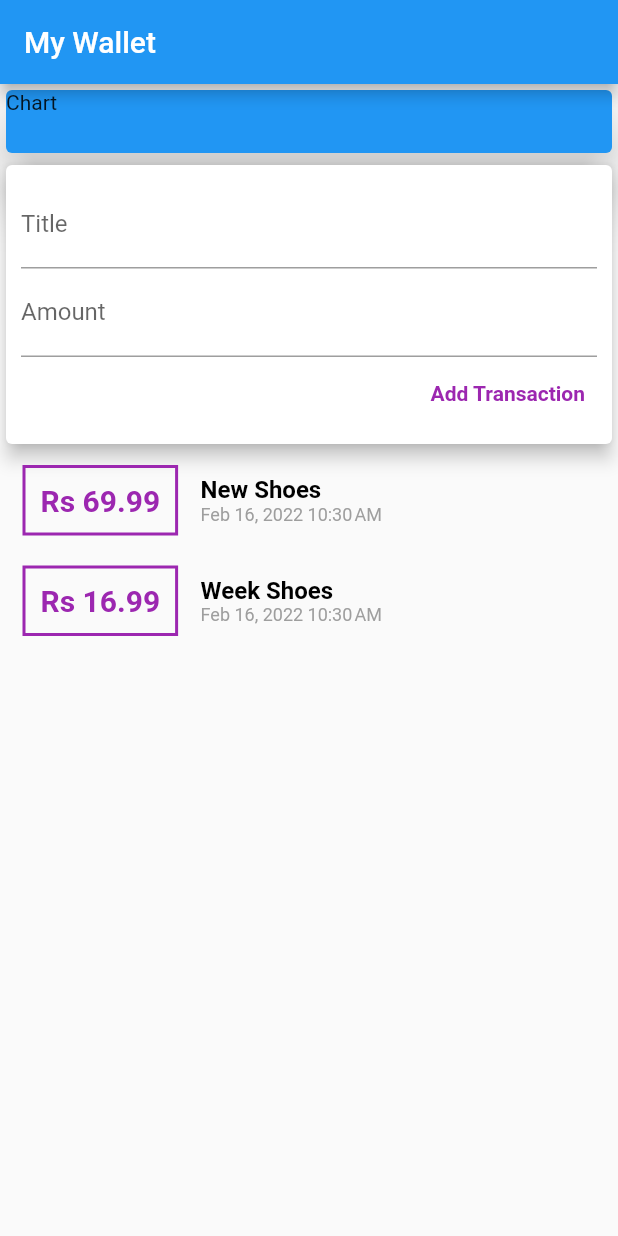
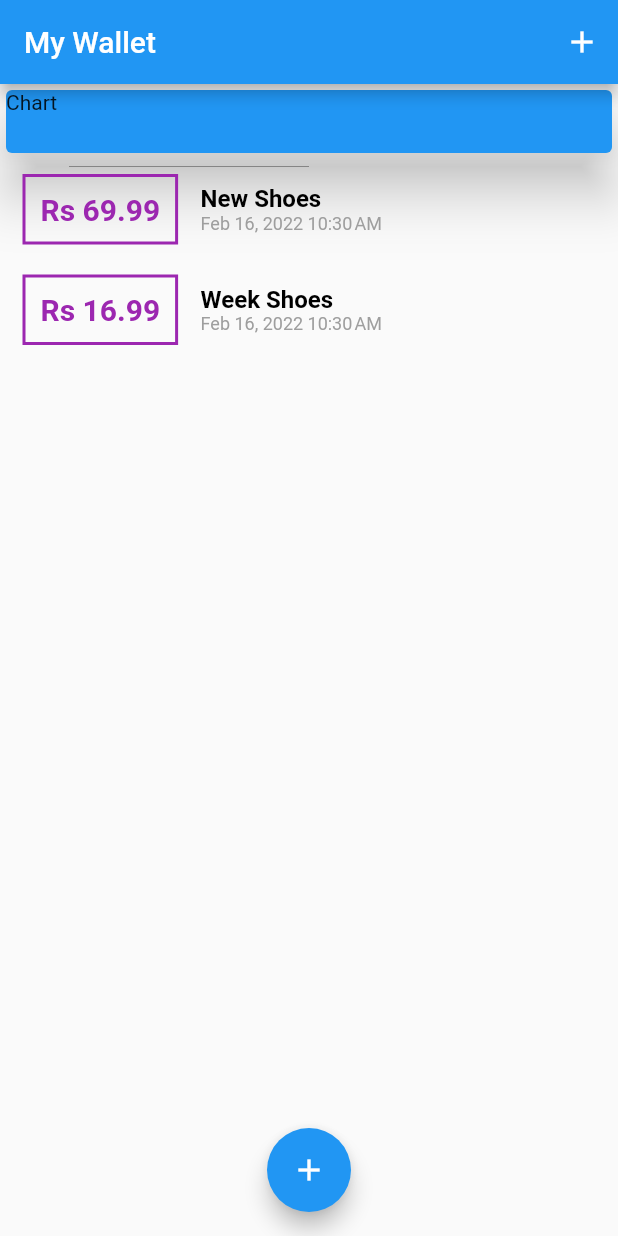
Before and after one commit to iamartyaa/MyWallet-App, a Flutter app: the screen it shows after launch, on a phone screen of 412 x 824 dp. Run offline on Flutter 3.47's test engine with Material 2 defaults, Android fonts, the light colour scheme and no system bars; missing offline and left inert: dart:ffi.

Commit message:
Major Updates

```diff
--- a/lib/main.dart
+++ b/lib/main.dart
@@ -1,7 +1,11 @@
 // ignore_for_file: prefer_const_constructors, sized_box_for_whitespace, use_key_in_widget_constructors
 
+import 'dart:ffi';
+
 import 'package:flutter/material.dart';
-import 'package:mywallet/widgets/user_transactions.dart';
+import 'package:mywallet/widgets/new_transaction.dart';
+import 'package:mywallet/widgets/transaction_list.dart';
+import 'package:mywallet/models/transaction.dart';
 
 void main() {
   runApp(const MyApp());
@@ -19,15 +23,65 @@ class MyApp extends StatelessWidget {
   }
 }
 
-class MyHomePage extends StatelessWidget {
+class MyHomePage extends StatefulWidget {
+  @override
+  State<MyHomePage> createState() => _MyHomePageState();
+}
+
+class _MyHomePageState extends State<MyHomePage> {
   //late String titleInput;
-  //late String amountInput;
+  final List<Transaction> _userTransactions = [
+    Transaction(
+      id: 't1',
+      title: 'New Shoes',
+      amount: 69.99,
+      date: DateTime.now(),
+    ),
+    Transaction(
+      id: 't2',
+      title: 'Week Shoes',
+      amount: 16.99,
+      date: DateTime.now(),
+    ),
+  ];
+
+  void _addNewTransaction(String txtitle, double txamount) {
+    final tx = Transaction(
+      title: txtitle,
+      amount: txamount,
+      date: DateTime.now(),
+      id: DateTime.now().toString(),
+    );
+
+    setState(() {
+      _userTransactions.add(tx);
+    });
+  }
+
+  void _startAddNewTransaction(BuildContext ctx) {
+    showModalBottomSheet(
+      context: ctx,
+      builder: (bCtx) {
+        return GestureDetector(
+          child: NewTransaction(_addNewTransaction),
+          onTap: () {},
+          behavior: HitTestBehavior.opaque,
+        );
+      },
+    );
+  }
 
   @override
   Widget build(BuildContext context) {
     return Scaffold(
       appBar: AppBar(
         title: Text('My Wallet'),
+        actions: [
+          IconButton(
+            onPressed: () => _startAddNewTransaction(context),
+            icon: Icon(Icons.add),
+          ),
+        ],
       ),
       body: SingleChildScrollView(
         child: Column(
@@ -43,9 +97,14 @@ class MyHomePage extends StatelessWidget {
                 color: Colors.blue,
               ),
             ),
-            UserTransactions(),
+            TransactionList(_userTransactions),
           ],
         ),
+      ),
+      floatingActionButtonLocation: FloatingActionButtonLocation.centerFloat,
+      floatingActionButton: FloatingActionButton(
+        child: Icon(Icons.add),
+        onPressed: () => _startAddNewTransaction(context),
       ),
     );
   }
--- a/lib/widgets/transaction_list.dart
+++ b/lib/widgets/transaction_list.dart
@@ -14,14 +14,14 @@ class TransactionList extends StatelessWidget {
   Widget build(BuildContext context) {
     return Container(
       height: 300,
-      child: Column(
-              children: _userTransactions.map((tx) {
+      child: ListView.builder(
+        itemBuilder: (ctx, index) {
           return Row(
             children: [
               Container(
                 padding: EdgeInsets.all(10),
-                      margin: const EdgeInsets.symmetric(
-                          vertical: 10, horizontal: 15),
+                margin:
+                    const EdgeInsets.symmetric(vertical: 10, horizontal: 15),
                 decoration: BoxDecoration(
                     border: Border.all(
                   color: Colors.purple,
@@ -29,7 +29,7 @@ class TransactionList extends StatelessWidget {
                 )),
                 child: Text(
                   //+ tx.amount.toString()
-                        'Rs ${tx.amount}',
+                  'Rs ${_userTransactions[index].amount.toStringAsFixed(2)}',
                   style: TextStyle(
                     fontWeight: FontWeight.bold,
                     fontSize: 20,
@@ -41,7 +41,7 @@ class TransactionList extends StatelessWidget {
                 crossAxisAlignment: CrossAxisAlignment.start,
                 children: [
                   Text(
-                          tx.title,
+                    _userTransactions[index].title,
                     style: TextStyle(
                       fontWeight: FontWeight.bold,
                       fontSize: 16,
@@ -50,7 +50,7 @@ class TransactionList extends StatelessWidget {
                   ),
                   Text(
                     // DateFormat('dd-MM-yyyy EEEE').format(tx.date)
-                          DateFormat.yMMMd().add_jm().format(tx.date),
+                    DateFormat.yMMMd().add_jm().format(_userTransactions[index].date),
                     style: TextStyle(
                       fontSize: 12,
                       color: Colors.grey,
@@ -60,7 +60,8 @@ class TransactionList extends StatelessWidget {
               ),
             ],
           );
-              }).toList(),
+        },
+        itemCount: _userTransactions.length,
       ),
     );
   }
--- a/lib/widgets/user_transactions.dart
+++ /dev/null
@@ -1,57 +0,0 @@
-// ignore_for_file: prefer_const_constructors
-
-import 'package:flutter/material.dart';
-//
-
-import 'package:mywallet/widgets/new_transaction.dart';
-import 'package:mywallet/widgets/transaction_list.dart';
-import '../models/transaction.dart';
-
-class UserTransactions extends StatefulWidget {
-  const UserTransactions({Key? key}) : super(key: key);
-
-  @override
-  _UserTransactionsState createState() => _UserTransactionsState();
-}
-
-class _UserTransactionsState extends State<UserTransactions> {
-  final List<Transaction> _userTransactions = [
-    Transaction(
-      id: 't1',
-      title: 'New Shoes',
-      amount: 69.99,
-      date: DateTime.now(),
-    ),
-    Transaction(
-      id: 't2',
-      title: 'Week Shoes',
-      amount: 16.99,
-      date: DateTime.now(),
-    ),
-  ];
-
-  void _addNewTransaction(String txtitle, double txamount) {
-    final tx = Transaction(
-      title: txtitle,
-      amount: txamount,
-      date: DateTime.now(),
-      id: DateTime.now().toString(),
-    );
-
-    setState(() {
-      _userTransactions.add(tx);
-    });
-
-
-  }
-
-  @override
-  Widget build(BuildContext context) {
-    return Column(
-      children: [
-        NewTransaction(_addNewTransaction),
-        TransactionList(_userTransactions),
-      ],
-    );
-  }
-}
```
Also changed, not shown: lib/widgets/new_transaction.dart (+26 -7 lines). Lines whose indentation alone changed are shown as unchanged.
